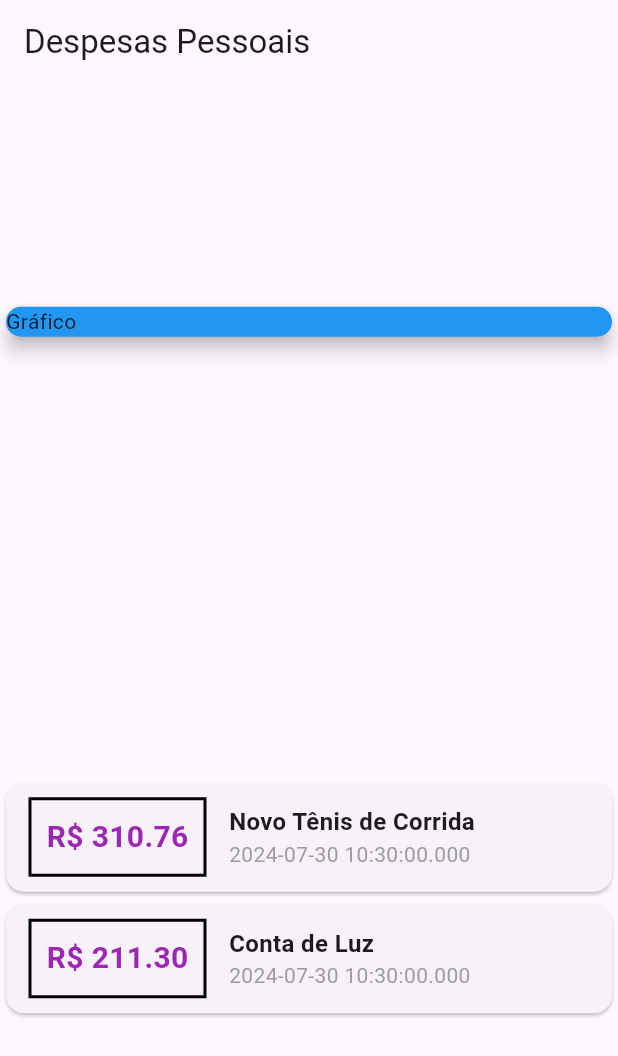
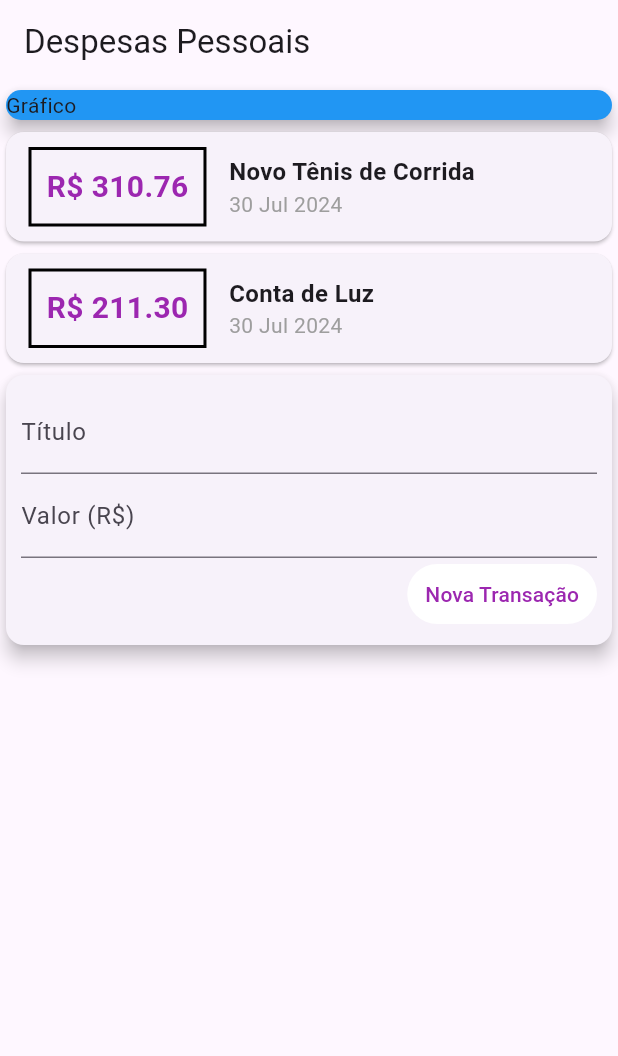
Before and after one commit to so-tha/Expenses_app, a Flutter app: the screen it shows after launch, on a phone screen of 412 x 824 dp. Shown: the top 1056 px of the screen. Run offline on Flutter 3.47's test engine with Material 3 defaults, Android fonts, the light colour scheme and no system bars.

Commit message:
add: textbutton no novo card

```diff
--- a/lib/main.dart
+++ b/lib/main.dart
@@ -1,6 +1,6 @@
 import 'package:despesas_pessoais/models/transaction.dart';
 import 'package:flutter/material.dart';
-
+import 'package:intl/intl.dart';
 main() => runApp(ExpensesApp());
 
 class ExpensesApp extends StatelessWidget {
@@ -29,7 +29,7 @@ class Myhomepage extends StatelessWidget {
         title: const Text('Despesas Pessoais'),
       ),
       body: Column(
-        mainAxisAlignment: MainAxisAlignment.spaceAround,
+
         crossAxisAlignment: CrossAxisAlignment.stretch,
         children: <Widget>[
           Container(
@@ -76,7 +76,7 @@ class Myhomepage extends StatelessWidget {
                           ),
                           ),
                         Text(
-                          tr.date.toString(),
+                          DateFormat('d MMM y').format(tr.date),
                           style: TextStyle(
                             color: Colors.grey,
                           ),
@@ -87,6 +87,37 @@ class Myhomepage extends StatelessWidget {
                 ),
               );
             }).toList(),
+          ),
+          Card(
+            elevation: 5,
+            child: Padding(
+              padding: EdgeInsets.all(10.0),
+              child: Column(
+                children: <Widget>[
+                  TextField(
+                    decoration: InputDecoration(
+                      labelText: 'Título',
+                    ),
+                  ),
+                  TextField(
+                    decoration: InputDecoration(
+                      labelText: 'Valor (R\$)'
+                    ),
+                  ),
+                  Row(
+                    mainAxisAlignment: MainAxisAlignment.end,
+                    children: [
+                      TextButton(
+                      onPressed: () {},
+                      style:TextButton.styleFrom(
+                      backgroundColor: Colors.white,
+                      foregroundColor: Colors.purple),
+                      child: Text('Nova Transação')),
+                    ],
+                  ),
+                ],
+              ),
+            ),
           )
         ],
       ),
```
